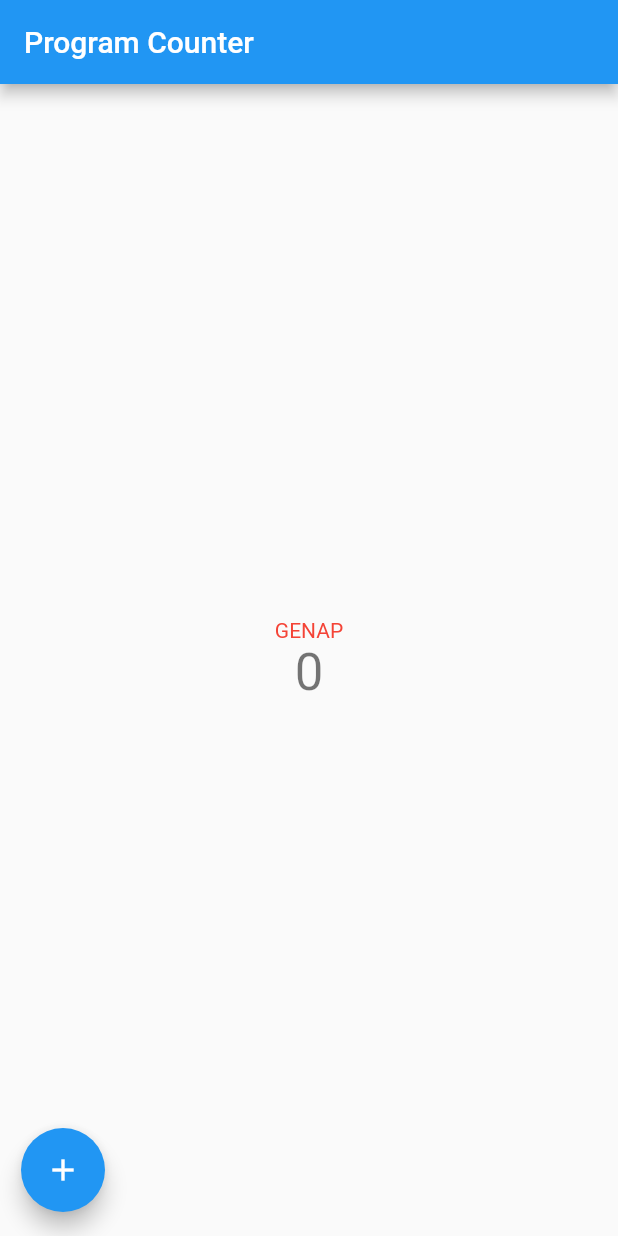
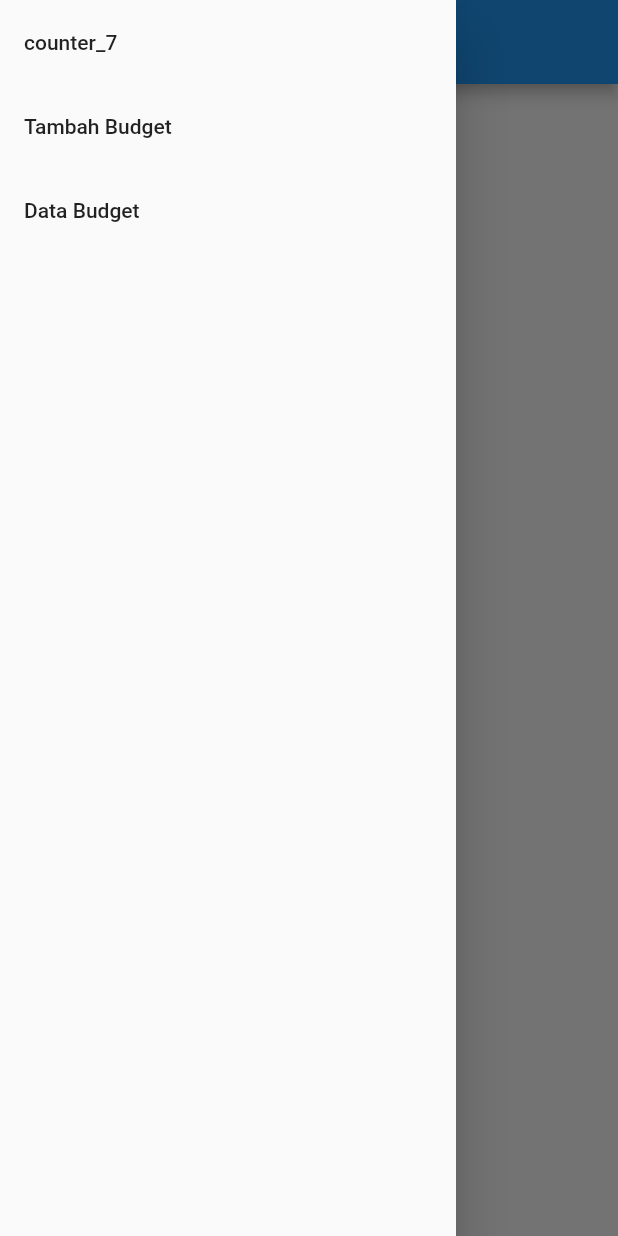
Before and after one commit to alizhasubianto/pbp-flutter-lab, a Flutter app: the screen it shows after launch, with the side drawer open (before the commit the screen has no drawer), on a phone screen of 412 x 824 dp. Run offline on Flutter 3.47's test engine with Material 2 defaults, Android fonts, the phone set to English and light mode, and no system bars.

Commit message:
tugas 8 fix

```diff
--- /dev/null
+++ b/lib/drawer.dart
@@ -0,0 +1,50 @@
+import 'package:flutter/material.dart';
+import 'package:counter_7/main.dart';
+import 'package:counter_7/form.dart';
+import 'package:counter_7/databudget.dart';
+
+class MyDrawer extends StatefulWidget {
+  const MyDrawer({super.key});
+
+  @override
+  State<MyDrawer> createState() => _MyDrawerState();
+}
+
+class _MyDrawerState extends State<MyDrawer> {
+  @override
+  Widget build(BuildContext context) {
+    return Drawer(
+      child: Column(
+        children: [
+          ListTile(
+            title: const Text('counter_7'),
+            onTap: () {
+              Navigator.pushReplacement(
+                context,
+                MaterialPageRoute(builder: (context) => const MyHomePage()),
+              );
+            },
+          ),
+          ListTile(
+            title: const Text('Tambah Budget'),
+            onTap: () {
+              Navigator.pushReplacement(
+                context,
+                MaterialPageRoute(builder: (context) => const MyFormPage()),
+              );
+            },
+          ),
+          ListTile(
+            title: const Text('Data Budget'),
+            onTap: () {
+              Navigator.pushReplacement(
+                context,
+                MaterialPageRoute(builder: (context) => const MyDataPage()),
+              );
+            },
+          ),
+        ],
+      ),
+    );
+  }
+}
--- /dev/null
+++ b/lib/initialbudget.dart
@@ -0,0 +1,11 @@
+class Budget {
+  const Budget(this.judul, this.nominal, this.jenis, this.date);
+  final String judul;
+  final int nominal;
+  final String jenis;
+  final DateTime date;
+}
+
+class ListBudget {
+  static List<Budget> budgetList = [];
+}
--- a/lib/main.dart
+++ b/lib/main.dart
@@ -1,4 +1,5 @@
 import 'package:flutter/material.dart';
+import 'package:counter_7/drawer.dart';
 
 void main() {
   runApp(const MyApp());
@@ -11,20 +12,20 @@ class MyApp extends StatelessWidget {
   @override
   Widget build(BuildContext context) {
     return MaterialApp(
-      title: 'Flutter Demo',
+      title: 'counter_7',
       theme: ThemeData(
         primarySwatch: Colors.blue,
       ),
-      home: const MyHomePage(title: 'Program Counter'),
+      home: const MyHomePage(),
     );
   }
 }
 
 class MyHomePage extends StatefulWidget {
-  const MyHomePage({super.key, required this.title});
+  const MyHomePage({super.key});
 
   // This widget is the home page of your application.
-  final String title;
+  final String title = 'Program Counter';
 
   @override
   State<MyHomePage> createState() => _MyHomePageState();
@@ -53,6 +54,7 @@ class _MyHomePageState extends State<MyHomePage> {
       appBar: AppBar(
         title: Text(widget.title),
       ),
+      drawer: const MyDrawer(),
       body: Center(
         child: Column(
           mainAxisAlignment: MainAxisAlignment.center,
```
Also changed, not shown: lib/databudget.dart (added, +88 -0 lines), lib/form.dart (added, +225 -0 lines), 1 other file.
